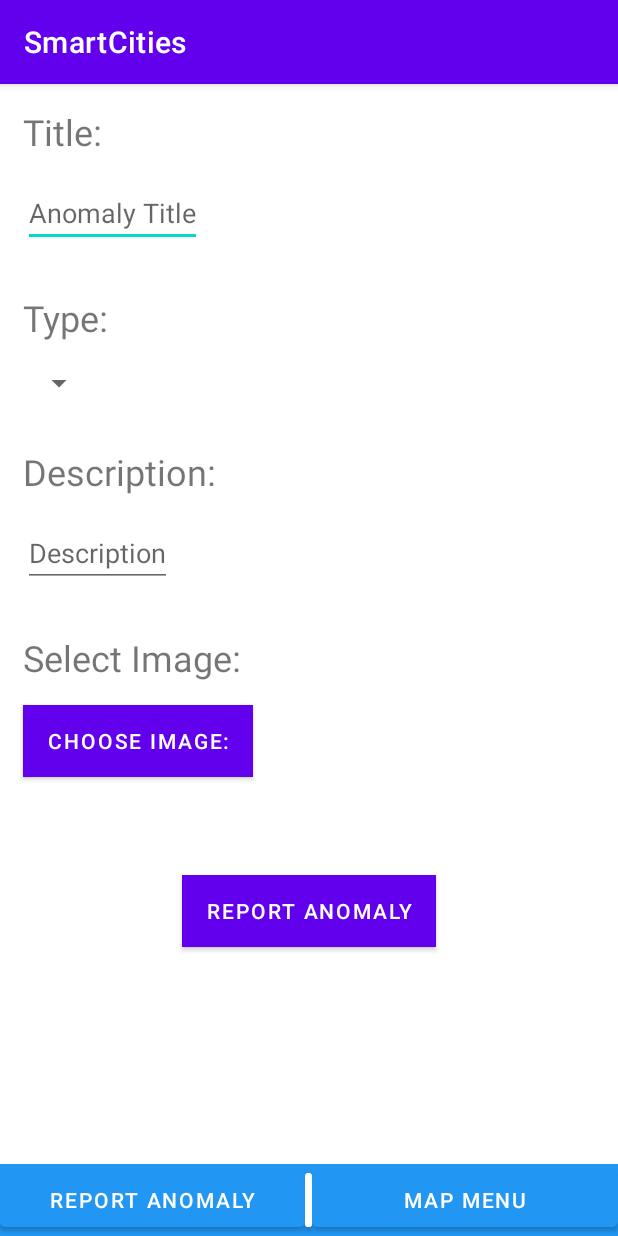
After one commit to davidverde/SmartCities, an Android app: the add_anom screen opened directly, with no data from a screen before it, on a phone screen of 412 x 824 dp. The commit adds this screen. Run offline under Robolectric (Android 15) with nearby library versions, the light colour scheme and no system bars.

Commit message:
Criação do layout adicionar anomalia

```diff
--- a/app/src/main/AndroidManifest.xml
+++ b/app/src/main/AndroidManifest.xml
@@ -16,7 +16,8 @@
         android:roundIcon="@mipmap/ic_launcher_round"
         android:supportsRtl="true"
         android:theme="@style/Theme.SmartCities">
-        <activity android:name=".edit_anom"></activity>
+        <activity android:name=".add_anom"></activity>
+        <activity android:name=".edit_anom" />
         <activity android:name=".detalhe_anom" />
         <!--
              The API key for Google Maps-based APIs is defined as a string resource.
--- /dev/null
+++ b/app/src/main/java/com/example/smartcities/add_anom.kt
@@ -0,0 +1,15 @@
+package com.example.smartcities
+
+import androidx.appcompat.app.AppCompatActivity
+import android.os.Bundle
+import android.view.View
+
+class add_anom : AppCompatActivity() {
+    override fun onCreate(savedInstanceState: Bundle?) {
+        super.onCreate(savedInstanceState)
+        setContentView(R.layout.activity_add_anom)
+    }
+
+    fun addAnom_add(view: View) {}
+    fun voltarMapa_add(view: View) {}
+}
--- /dev/null
+++ b/app/src/main/res/layout/activity_add_anom.xml
@@ -0,0 +1,150 @@
+<?xml version="1.0" encoding="utf-8"?>
+<RelativeLayout xmlns:android="http://schemas.android.com/apk/res/android"
+    xmlns:app="http://schemas.android.com/apk/res-auto"
+    xmlns:tools="http://schemas.android.com/tools"
+    android:layout_width="match_parent"
+    android:layout_height="match_parent"
+    tools:context=".add_anom">
+
+
+    <TextView
+        android:id="@+id/titulo_add"
+        android:layout_width="wrap_content"
+        android:layout_height="wrap_content"
+        android:text="@string/title_"
+        android:layout_marginTop="15dp"
+        android:layout_marginStart="15dp"
+        android:textSize="24dp"
+        android:layout_marginLeft="15dp" />
+
+    <EditText
+        android:id="@+id/titulo_info_add"
+        android:layout_width="wrap_content"
+        android:layout_height="wrap_content"
+        android:hint="@string/titulo"
+        android:layout_below="@id/titulo_add"
+        android:textSize="18dp"
+        android:layout_margin="15dp"
+        />
+
+    <TextView
+        android:id="@+id/tipo_add"
+        android:layout_width="wrap_content"
+        android:layout_height="wrap_content"
+        android:text="@string/tipo_"
+        android:layout_marginTop="15dp"
+        android:layout_marginStart="15dp"
+        android:layout_below="@id/titulo_info_add"
+        android:textSize="24dp"
+        android:layout_marginLeft="15dp" />
+
+    <Spinner
+        android:id="@+id/spinner_add"
+        android:layout_width="wrap_content"
+        android:layout_height="wrap_content"
+        android:layout_below="@+id/tipo_add"
+        android:layout_margin="15dp"
+        />
+
+    <TextView
+        android:id="@+id/descricao_add_titulo"
+        android:layout_width="wrap_content"
+        android:layout_height="wrap_content"
+        android:text="@string/descricao_"
+        android:layout_marginTop="15dp"
+        android:layout_marginStart="15dp"
+        android:layout_below="@id/spinner_add"
+        android:textSize="24dp"
+        android:layout_marginLeft="15dp" />
+
+    <EditText
+        android:id="@+id/descricao_add"
+        android:layout_width="wrap_content"
+        android:layout_height="wrap_content"
+        android:hint="@string/descricao"
+        android:layout_below="@id/descricao_add_titulo"
+        android:textSize="18dp"
+        android:layout_margin="15dp"
+        />
+
+    <TextView
+        android:id="@+id/imagem_add_titulo"
+        android:layout_width="wrap_content"
+        android:layout_height="wrap_content"
+        android:text="@string/chose_img"
+        android:layout_marginTop="15dp"
+        android:layout_marginStart="15dp"
+        android:layout_below="@id/descricao_add"
+        android:textSize="24dp"
+        android:layout_marginLeft="15dp" />
+
+    <Button
+        android:id="@+id/button_add"
+        android:layout_width="wrap_content"
+        android:layout_height="wrap_content"
+        android:layout_below="@id/imagem_add_titulo"
+        android:background="@color/azulEscuro"
+        android:text="@string/pick_img"
+        android:layout_margin="15dp"
+        />
+
+    <ImageView
+        android:id="@+id/img_add"
+        android:layout_width="wrap_content"
+        android:layout_height="wrap_content"
+        android:layout_below="@id/button_add"
+        android:layout_centerHorizontal="true"
+        />
+
+    <Button
+        android:id="@+id/button_add_anomaly"
+        android:layout_width="wrap_content"
+        android:layout_height="wrap_content"
+        android:layout_below="@id/img_add"
+        android:background="@color/azulEscuro"
+        android:text="@string/add_anomaly"
+        android:layout_marginTop="50dp"
+        android:layout_centerHorizontal="true"
+        />
+
+
+    <LinearLayout
+        android:layout_width="match_parent"
+        android:layout_height="wrap_content"
+        android:orientation="horizontal"
+        android:layout_alignParentBottom="true"
+        android:background="@color/azulMedio">
+
+        <Button
+            android:id="@+id/AddNote"
+            android:layout_width="0dp"
+            android:layout_height="wrap_content"
+            android:text="@string/report_anom"
+            android:backgroundTint="@color/azulMedio"
+            android:onClick="addAnom_add"
+            android:layout_weight="40">
+        </Button>
+
+        <Button
+            android:id="@+id/linhabranca"
+            android:layout_width="0dp"
+            android:layout_height="wrap_content"
+            android:backgroundTint="@color/white"
+            android:textColor="@color/white"
+            android:text="."
+            android:layout_weight="1">
+        </Button>
+
+        <Button
+            android:id="@+id/consultNote"
+            android:layout_width="0dp"
+            android:layout_height="wrap_content"
+            android:text="@string/menu_mapa"
+            android:backgroundTint="@color/azulMedio"
+            android:layout_weight="40"
+            android:onClick="voltarMapa_add">
+        </Button>
+
+    </LinearLayout>
+
+</RelativeLayout>
--- a/app/src/main/res/values/strings.xml
+++ b/app/src/main/res/values/strings.xml
@@ -46,4 +46,10 @@
     <string name="editSucess">Anomaly edited with success</string>
     <string name="deleteAnom">Delete Anomaly</string>
     <string name="deleteSuccess">Anomaly deleted with success</string>
+    <string name="title_">Title:</string>
+    <string name="tipo_">Type:</string>
+    <string name="descricao_">Description:</string>
+    <string name="chose_img">Select Image:</string>
+    <string name="pick_img">Choose Image:</string>
+    <string name="add_anomaly">Report Anomaly</string>
 </resources>
```
Also changed, not shown: 1 other file.
